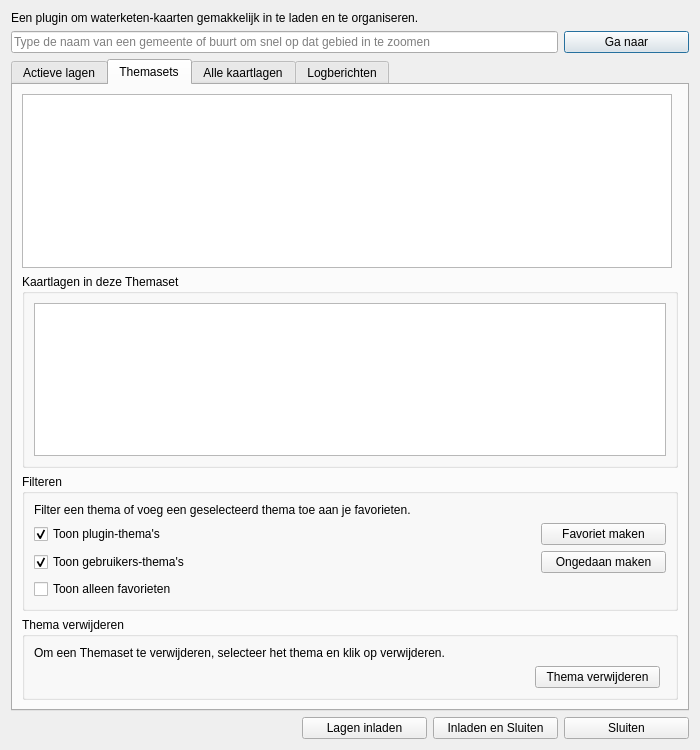
Before: the Qt Designer form nad_maps_dialog_base.ui in NAD-Dataplatform/NADmaps, drawn with Qt 5.
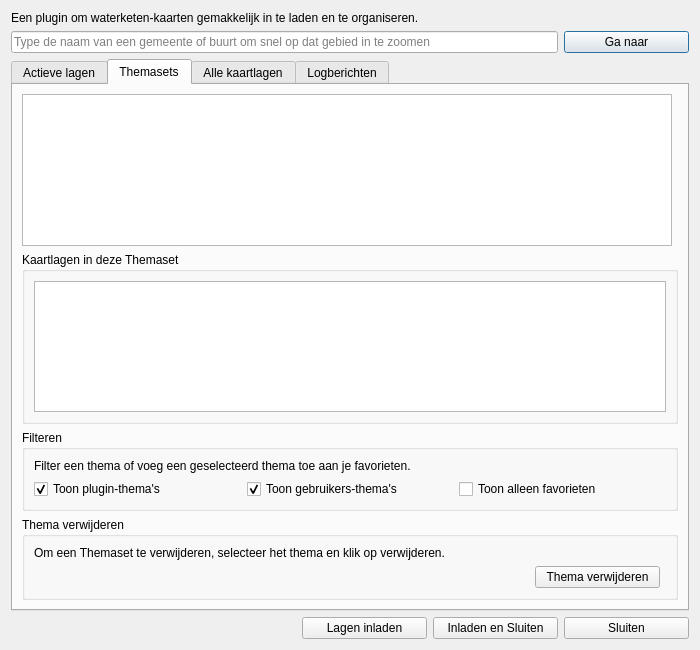
After: the same form once the commit is applied. The open tabs and pages were chosen to show the change.

What changed in the file:
```diff
--- a/nad_maps_dialog_base.ui
+++ b/nad_maps_dialog_base.ui
@@ -7,7 +7,7 @@
     <x>0</x>
     <y>0</y>
     <width>700</width>
-    <height>750</height>
+    <height>650</height>
    </rect>
   </property>
   <property name="sizePolicy">
@@ -395,7 +395,7 @@
             </property>
            </widget>
           </item>
-          <item row="2" column="0">
+          <item row="1" column="1">
            <widget class="QCheckBox" name="userThemaCheckBox">
             <property name="text">
              <string>Toon gebruikers-thema's</string>
@@ -405,52 +405,13 @@
             </property>
            </widget>
           </item>
-          <item row="3" column="0">
+          <item row="1" column="2">
            <widget class="QCheckBox" name="favoriteThemaCheckBox">
             <property name="text">
              <string>Toon alleen favorieten</string>
             </property>
            </widget>
           </item>
-          <item row="1" column="1">
-           <spacer name="horizontalSpacer">
-            <property name="orientation">
-             <enum>Qt::Horizontal</enum>
-            </property>
-            <property name="sizeHint" stdset="0">
-             <size>
-              <width>40</width>
-              <height>20</height>
-             </size>
-            </property>
-           </spacer>
-          </item>
-          <item row="1" column="2">
-           <widget class="QPushButton" name="favoriteThemaButton">
-            <property name="minimumSize">
-             <size>
-              <width>125</width>
-              <height>0</height>
-             </size>
-            </property>
-            <property name="text">
-             <string>Favoriet maken</string>
-            </property>
-           </widget>
-          </item>
-          <item row="2" column="2">
-           <widget class="QPushButton" name="unfavoriteThemaButton">
-            <property name="minimumSize">
-             <size>
-              <width>125</width>
-              <height>0</height>
-             </size>
-            </property>
-            <property name="text">
-             <string>Ongedaan maken</string>
-            </property>
-           </widget>
-          </item>
          </layout>
         </widget>
        </item>
```
Left out of the diff: 16 changed lines with no effect on the pictures.
